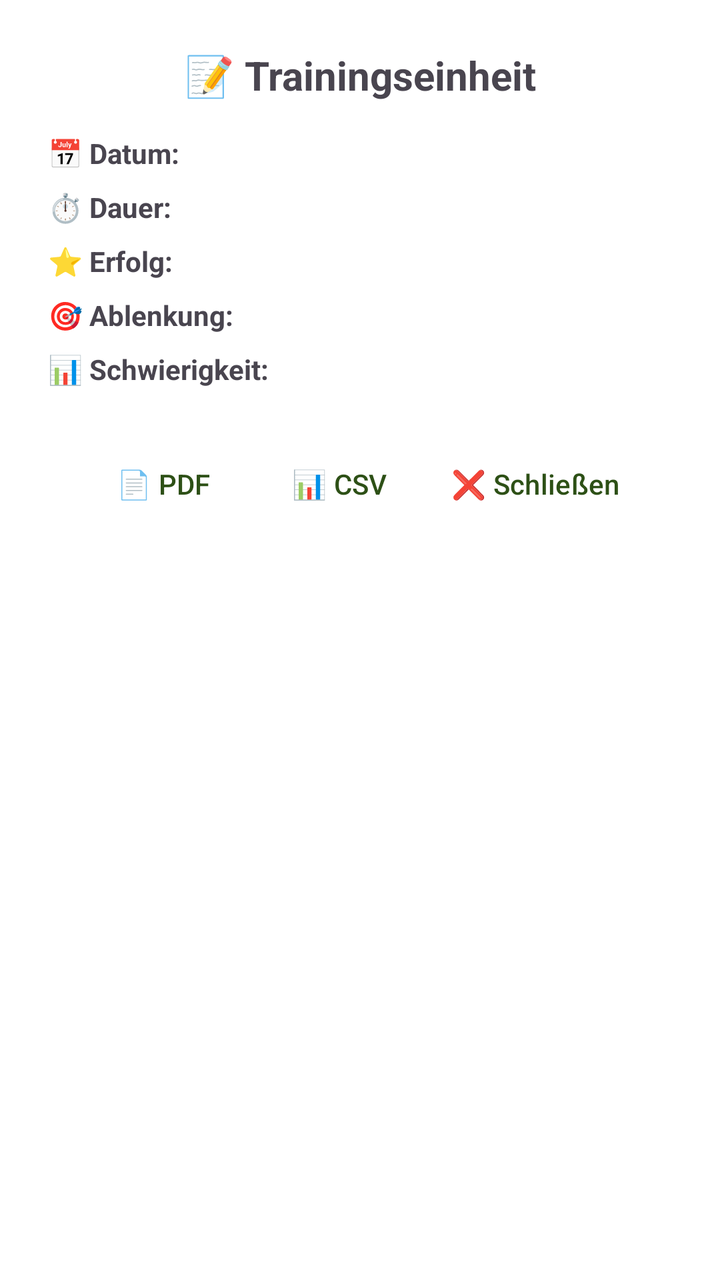
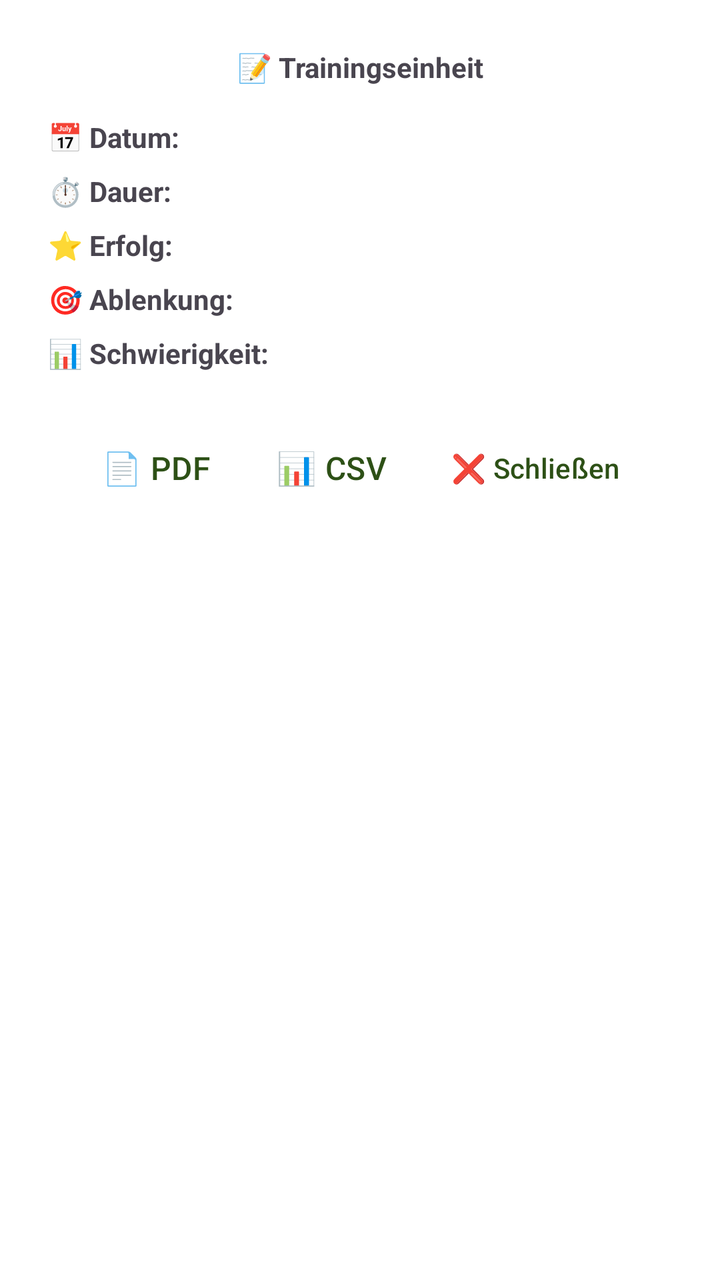

Screens rendered from an Android XML layout before and after an edit, with the pre-edit source and the edit as a unified diff.
<!-- AndroidManifest.xml: application theme Theme.HundeWildnis -->
<!-- res/layout/dialog_session_detail.xml -->
<?xml version="1.0" encoding="utf-8"?>
<ScrollView xmlns:android="http://schemas.android.com/apk/res/android"
    xmlns:app="http://schemas.android.com/apk/res-auto"
    android:layout_width="match_parent"
    android:layout_height="wrap_content">

    <LinearLayout
        android:layout_width="match_parent"
        android:layout_height="wrap_content"
        android:orientation="vertical"
        android:padding="24dp">

        
        <TextView
            android:layout_width="match_parent"
            android:layout_height="wrap_content"
            android:text="📝 Trainingseinheit"
            android:textSize="20sp"
            android:textStyle="bold"
            android:gravity="center" />

        
        <LinearLayout
            android:layout_width="match_parent"
            android:layout_height="wrap_content"
            android:layout_marginTop="16dp"
            android:orientation="vertical">

            
            <LinearLayout
                android:layout_width="match_parent"
                android:layout_height="wrap_content"
                android:orientation="horizontal"
                android:layout_marginBottom="8dp">

                <TextView
                    android:layout_width="120dp"
                    android:layout_height="wrap_content"
                    android:text="📅 Datum:"
                    android:textStyle="bold" />

                <TextView
                    android:id="@+id/tvDetailDate"
                    android:layout_width="0dp"
                    android:layout_height="wrap_content"
                    android:layout_weight="1" />

            </LinearLayout>

            
            <LinearLayout
                android:layout_width="match_parent"
                android:layout_height="wrap_content"
                android:orientation="horizontal"
                android:layout_marginBottom="8dp">

                <TextView
                    android:layout_width="120dp"
                    android:layout_height="wrap_content"
                    android:text="⏱️ Dauer:"
                    android:textStyle="bold" />

                <TextView
                    android:id="@+id/tvDetailDuration"
                    android:layout_width="0dp"
                    android:layout_height="wrap_content"
                    android:layout_weight="1" />

            </LinearLayout>

            
            <LinearLayout
                android:layout_width="match_parent"
                android:layout_height="wrap_content"
                android:orientation="horizontal"
                android:layout_marginBottom="8dp">

                <TextView
                    android:layout_width="120dp"
                    android:layout_height="wrap_content"
                    android:text="⭐ Erfolg:"
                    android:textStyle="bold" />

                <TextView
                    android:id="@+id/tvDetailSuccess"
                    android:layout_width="0dp"
                    android:layout_height="wrap_content"
                    android:layout_weight="1" />

            </LinearLayout>

            
            <LinearLayout
                android:layout_width="match_parent"
                android:layout_height="wrap_content"
                android:orientation="horizontal"
                android:layout_marginBottom="8dp">

                <TextView
                    android:layout_width="120dp"
                    android:layout_height="wrap_content"
                    android:text="🎯 Ablenkung:"
                    android:textStyle="bold" />

                <TextView
                    android:id="@+id/tvDetailDistraction"
                    android:layout_width="0dp"
                    android:layout_height="wrap_content"
                    android:layout_weight="1" />

            </LinearLayout>

            
            <LinearLayout
                android:layout_width="match_parent"
                android:layout_height="wrap_content"
                android:orientation="horizontal"
                android:layout_marginBottom="8dp">

                <TextView
                    android:layout_width="120dp"
                    android:layout_height="wrap_content"
                    android:text="📊 Schwierigkeit:"
                    android:textStyle="bold" />

                <TextView
                    android:id="@+id/tvDetailDifficulty"
                    android:layout_width="0dp"
                    android:layout_height="wrap_content"
                    android:layout_weight="1" />

            </LinearLayout>

            
            <LinearLayout
                android:id="@+id/layoutWeather"
                android:layout_width="match_parent"
                android:layout_height="wrap_content"
                android:orientation="horizontal"
                android:layout_marginBottom="8dp"
                android:visibility="gone">

                <TextView
                    android:layout_width="120dp"
                    android:layout_height="wrap_content"
                    android:text="☀️ Wetter:"
                    android:textStyle="bold" />

                <TextView
                    android:id="@+id/tvDetailWeather"
                    android:layout_width="0dp"
                    android:layout_height="wrap_content"
                    android:layout_weight="1" />

            </LinearLayout>

            
            <LinearLayout
                android:id="@+id/layoutGps"
                android:layout_width="match_parent"
                android:layout_height="wrap_content"
                android:orientation="horizontal"
                android:layout_marginBottom="8dp"
                android:visibility="gone">

                <TextView
                    android:layout_width="120dp"
                    android:layout_height="wrap_content"
                    android:text="📍 Standort:"
                    android:textStyle="bold" />

                <TextView
                    android:id="@+id/tvDetailGps"
                    android:layout_width="0dp"
                    android:layout_height="wrap_content"
                    android:layout_weight="1" />

            </LinearLayout>

            
            <LinearLayout
                android:id="@+id/layoutNotes"
                android:layout_width="match_parent"
                android:layout_height="wrap_content"
                android:orientation="vertical"
                android:layout_marginBottom="8dp"
                android:visibility="gone">

                <TextView
                    android:layout_width="wrap_content"
                    android:layout_height="wrap_content"
                    android:text="📝 Notizen:"
                    android:textStyle="bold"
                    android:layout_marginBottom="4dp" />

                <TextView
                    android:id="@+id/tvDetailNotes"
                    android:layout_width="match_parent"
                    android:layout_height="wrap_content" />

            </LinearLayout>

        </LinearLayout>

        
        <LinearLayout
            android:layout_width="match_parent"
            android:layout_height="wrap_content"
            android:layout_marginTop="16dp"
            android:orientation="horizontal"
            android:gravity="center">

            <com.google.android.material.button.MaterialButton
                android:id="@+id/btnExportPdf"
                style="@style/Widget.Material3.Button.TextButton"
                android:layout_width="wrap_content"
                android:layout_height="wrap_content"
                android:text="📄 PDF" />

            <com.google.android.material.button.MaterialButton
                android:id="@+id/btnExportCsv"
                style="@style/Widget.Material3.Button.TextButton"
                android:layout_width="wrap_content"
                android:layout_height="wrap_content"
                android:text="📊 CSV" />

            <com.google.android.material.button.MaterialButton
                android:id="@+id/btnClose"
                style="@style/Widget.Material3.Button.TextButton"
                android:layout_width="wrap_content"
                android:layout_height="wrap_content"
                android:text="❌ Schließen" />

        </LinearLayout>

    </LinearLayout>

</ScrollView>
<!-- resources referenced by this layout -->
<resources>
  <style name="Base.Theme.HundeWildnis" parent="Theme.Material3.Light.NoActionBar">
          <item name="colorPrimary">#2d5016</item>
          <item name="colorPrimaryVariant">#1a3009</item>
          <item name="colorOnPrimary">#FFFFFF</item>
          <item name="colorSecondary">#6b8e4e</item>
          <item name="colorSecondaryVariant">#4a6135</item>
          <item name="colorOnSecondary">#000000</item>
          <item name="android:statusBarColor">?attr/colorPrimaryVariant</item>
  
          <item name="android:navigationBarColor">@android:color/transparent</item>
          <item name="android:windowLightStatusBar">true</item>
          <item name="android:windowLightNavigationBar">true</item>
          <item name="android:enforceNavigationBarContrast" tools:targetApi="q">false</item>
          <item name="android:enforceStatusBarContrast" tools:targetApi="q">false</item>
  
          
          <item name="colorAccent">#2d5016</item>
          <item name="android:textColorPrimary">#000000</item>
  
          
          <item name="materialAlertDialogTheme">@style/AlertDialogTheme</item>
  
          
          <item name="actionMenuTextColor">#FFFFFF</item>
  
          
          <item name="android:windowBackground">#FFFFFF</item>
          <item name="android:colorBackground">#FFFFFF</item>
      </style>
  <style name="AlertDialogTheme" parent="ThemeOverlay.Material3.MaterialAlertDialog">
          
          <item name="colorSurface">#FFFFFF</item>
  
          
          <item name="colorOnSurface">#000000</item>
          <item name="android:textColorPrimary">#000000</item>
  
          
          <item name="buttonBarPositiveButtonStyle">@style/DialogButtonStyle.Light</item>
          <item name="buttonBarNegativeButtonStyle">@style/DialogButtonStyle.Light</item>
          <item name="buttonBarNeutralButtonStyle">@style/DialogButtonStyle.Light</item>
      </style>
  <style name="DialogButtonStyle.Light" parent="Widget.Material3.Button.TextButton.Dialog">
          
          <item name="android:textColor">#2d5016</item>
  
          
          <item name="backgroundTint">@android:color/transparent</item>
  
          
          <item name="rippleColor">#332d5016</item>
      </style>
  <!-- unchanged entries left out for length: 1 -->
</resources>

<!-- the commit's change to res/layout/dialog_session_detail.xml (unified diff, before → after) -->
@@ -15,7 +15,7 @@
             android:layout_width="match_parent"
             android:layout_height="wrap_content"
             android:text="📝 Trainingseinheit"
-            android:textSize="20sp"
+            android:textSize="@dimen/text_body_medium"
             android:textStyle="bold"
             android:gravity="center" />
 
<!-- resource entries referenced after the edit -->
@@ -1,17 +1,21 @@
 <!-- resources referenced by this layout -->
 <resources>
+  <dimen name="text_body_medium">14sp</dimen>
   <style name="Base.Theme.HundeWildnis" parent="Theme.Material3.Light.NoActionBar">
+          
+          <item name="materialButtonStyle">@style/Widget.App.Button</item>
+  
           <item name="colorPrimary">#2d5016</item>
           <item name="colorPrimaryVariant">#1a3009</item>
           <item name="colorOnPrimary">#FFFFFF</item>
           <item name="colorSecondary">#6b8e4e</item>
           <item name="colorSecondaryVariant">#4a6135</item>
           <item name="colorOnSecondary">#000000</item>
-          <item name="android:statusBarColor">?attr/colorPrimaryVariant</item>
-  
+          <item name="android:statusBarColor">@android:color/transparent</item>
           <item name="android:navigationBarColor">@android:color/transparent</item>
+          <item name="android:windowDrawsSystemBarBackgrounds">true</item>
           <item name="android:windowLightStatusBar">true</item>
-          <item name="android:windowLightNavigationBar">true</item>
+          <item name="android:windowLightNavigationBar" tools:targetApi="27">true</item>
           <item name="android:enforceNavigationBarContrast" tools:targetApi="q">false</item>
           <item name="android:enforceStatusBarContrast" tools:targetApi="q">false</item>
   
@@ -21,13 +25,26 @@
   
           
           <item name="materialAlertDialogTheme">@style/AlertDialogTheme</item>
+          <item name="alertDialogTheme">@style/AlertDialogTheme</item>
   
           
           <item name="actionMenuTextColor">#FFFFFF</item>
+          <item name="actionOverflowButtonStyle">@style/Widget.App.Overflow</item>
   
           
           <item name="android:windowBackground">#FFFFFF</item>
           <item name="android:colorBackground">#FFFFFF</item>
+      </style>
+  <style name="Widget.App.Button" parent="Widget.Material3.Button">
+          <item name="autoSizeTextType">uniform</item>
+          <item name="autoSizeMinTextSize">12sp</item>
+          <item name="autoSizeMaxTextSize">@dimen/text_button_large</item>
+          <item name="autoSizeStepGranularity">1sp</item>
+          <item name="android:maxLines">2</item>
+          <item name="android:ellipsize">end</item>
+          <item name="android:paddingStart">16dp</item>
+          <item name="android:paddingEnd">16dp</item>
+          <item name="android:minHeight">60dp</item>
       </style>
   <style name="AlertDialogTheme" parent="ThemeOverlay.Material3.MaterialAlertDialog">
           
@@ -41,10 +58,39 @@
           <item name="buttonBarPositiveButtonStyle">@style/DialogButtonStyle.Light</item>
           <item name="buttonBarNegativeButtonStyle">@style/DialogButtonStyle.Light</item>
           <item name="buttonBarNeutralButtonStyle">@style/DialogButtonStyle.Light</item>
+  
+          
+          <item name="buttonBarStyle">@style/Widget.App.ButtonBar</item>
+  
+          
+          <item name="android:buttonStyle">@style/DialogButtonStyle.Light</item>
       </style>
+  <style name="Widget.App.Overflow" parent="Widget.AppCompat.ActionButton.Overflow">
+          <item name="android:src">@drawable/ic_menu_hamburger</item>
+      </style>
+  <dimen name="text_button_large">20sp</dimen>
   <style name="DialogButtonStyle.Light" parent="Widget.Material3.Button.TextButton.Dialog">
           
           <item name="android:textColor">#2d5016</item>
+  
+          
+          <item name="android:textSize">13sp</item>
+          <item name="android:textAllCaps">false</item>
+          <item name="android:maxLines">2</item>
+          <item name="android:singleLine">false</item>
+          <item name="android:ellipsize">none</item>
+          <item name="autoSizeTextType">uniform</item>
+          <item name="autoSizeMinTextSize">10sp</item>
+          <item name="autoSizeMaxTextSize">16sp</item>
+  
+          
+          <item name="android:paddingStart">2dp</item>
+          <item name="android:paddingEnd">2dp</item>
+          <item name="android:minWidth">0dp</item>
+          <item name="android:insetLeft">0dp</item>
+          <item name="android:insetRight">0dp</item>
+          <item name="android:insetTop">0dp</item>
+          <item name="android:insetBottom">0dp</item>
   
           
           <item name="backgroundTint">@android:color/transparent</item>
@@ -52,6 +98,19 @@
           
           <item name="rippleColor">#332d5016</item>
       </style>
+  <style name="Widget.App.ButtonBar" parent="Widget.AppCompat.ButtonBar.AlertDialog">
+          <item name="android:padding">0dp</item>
+      </style>
+  <!-- drawable ic_menu_hamburger (drawable) -->
+  <vector xmlns:android="http://schemas.android.com/apk/res/android"
+      android:width="24dp"
+      android:height="24dp"
+      android:viewportWidth="24"
+      android:viewportHeight="24">
+      <path
+          android:fillColor="#FFFFFF"
+          android:pathData="M3,18h18v-2H3V18z M3,13h18v-2H3V13z M3,6v2h18V6H3z" />
+  </vector>
   <!-- unchanged entries left out for length: 1 -->
 </resources>
 
